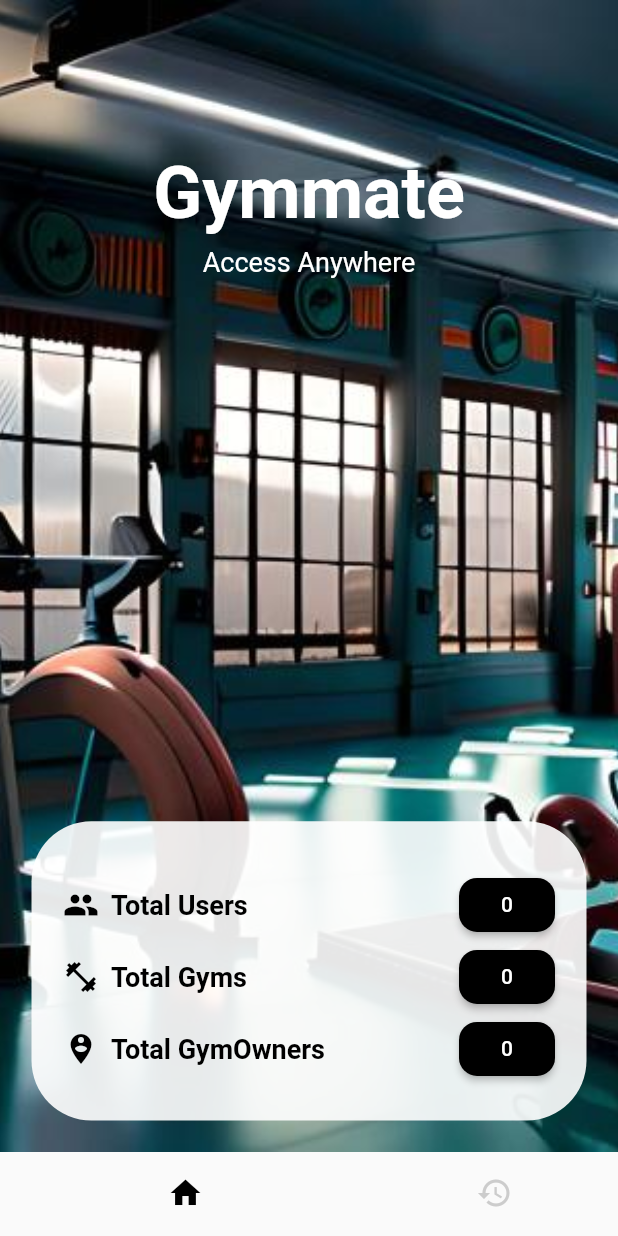
After one commit to Utkarsh277001/Flutter-Projects, a Flutter app: the SuperAdminMainPage screen opened directly, on a phone screen of 412 x 824 dp. The commit adds this screen. Run offline on Flutter 3.47's test engine with Material 2 defaults, Android fonts, the light colour scheme and no system bars; our stand-ins replace awesome_dialog, flutter_dotenv, flutter_easyloading, flutter_vector_icons, fluttertoast, form_field_validator and 5 more; missing offline and left inert: dart:ffi, email_otp, razorpay_flutter; accounts and stored records are empty; network calls fail; project files that could hold a hidden picture were left out.

Commit message:
asteek 3rd commit

```diff
--- /dev/null
+++ b/ai_rdio/lib/RootAdmin/admin-home.dart
@@ -0,0 +1,193 @@
+import 'package:flutter/material.dart';
+import 'dart:convert';
+import 'package:http/http.dart' as http;
+
+import '../Utils/Constant.dart';
+
+class SuperAdminHomePage extends StatefulWidget {
+  @override
+  _SuperAdminHomePageState createState() => _SuperAdminHomePageState();
+}
+
+class _SuperAdminHomePageState extends State<SuperAdminHomePage> {
+  int _totalGyms = 0;
+  int _users = 0;
+  int _totalGymOwners = 0;
+
+  @override
+  void initState() {
+    super.initState();
+    loadData();
+  }
+
+  Future<void> loadData() async {
+    final response = await http.get(Uri.parse('${Constant.url}/getStats'));
+    final data = jsonDecode(response.body);
+    print("Api called");
+    setState(() {
+      print("Setstate");
+      _totalGyms = data['totalGyms'];
+      _users = data['totalUsers'];
+      _totalGymOwners = data['totalGymOwners'];
+    });
+  }
+
+  @override
+  Widget build(BuildContext context) {
+    return Scaffold(
+      body: Stack(
+        children: [
+          Container(
+            decoration: BoxDecoration(
+              image: DecorationImage(
+                image: AssetImage('assets/images/Gym-15.jpg'),
+                fit: BoxFit.cover,
+              ),
+            ),
+          ),
+          Column(
+            crossAxisAlignment: CrossAxisAlignment.center,
+            children: [
+              SizedBox(height: 100),
+              Text(
+                'Gymmate',
+                style: TextStyle(
+                  fontSize: 48,
+                  fontWeight: FontWeight.bold,
+                  color: Colors.white,
+                ),
+              ),
+              SizedBox(height: 8),
+              Text(
+                'Access Anywhere',
+                style: TextStyle(
+                  fontSize: 18,
+                  fontWeight: FontWeight.normal,
+                  color: Colors.white,
+                ),
+              ),
+              Spacer(),
+              // Spacer(),
+              SizedBox(height: 100),
+              Expanded(
+                child: Container(
+                  width: double.infinity,
+                  margin: const EdgeInsets.all(21.0),
+                  decoration: BoxDecoration(
+                    color: Colors.white.withOpacity(0.9),
+                    borderRadius: BorderRadius.circular(40),
+                  ),
+                  child: Padding(
+                    padding: const EdgeInsets.symmetric(
+                        vertical: 0, horizontal: 21.0),
+                    child: Column(
+                      crossAxisAlignment: CrossAxisAlignment.start,
+                      mainAxisAlignment: MainAxisAlignment.center,
+                      children: [
+                        SizedBox(height: 8),
+                        Row(
+                          mainAxisAlignment: MainAxisAlignment.spaceBetween,
+                          children: [
+                            Row(
+                              children: [
+                                Icon(Icons.people, color: Colors.black),
+                                SizedBox(width: 8),
+                                Text(
+                                  'Total Users',
+                                  style: TextStyle(
+                                    fontSize: 18,
+                                    fontWeight: FontWeight.w700,
+                                    color: Colors.black,
+                                  ),
+                                ),
+                              ],
+                            ),
+                            ElevatedButton(
+                              style: ElevatedButton.styleFrom(
+                                backgroundColor: Colors.black,
+                                shape: RoundedRectangleBorder(
+                                  borderRadius: BorderRadius.circular(12.0),
+                                ),
+                              ),
+                              onPressed: () {
+                                // handle button press
+                              },
+                              child: Text('$_users'),
+                            ),
+                          ],
+                        ),
+                        Row(
+                          mainAxisAlignment: MainAxisAlignment.spaceBetween,
+                          children: [
+                            Row(
+                              children: [
+                                Icon(Icons.fitness_center, color: Colors.black),
+                                SizedBox(width: 8),
+                                Text(
+                                  'Total Gyms',
+                                  style: TextStyle(
+                                    fontSize: 18,
+                                    fontWeight: FontWeight.w700,
+                                    color: Colors.black,
+                                  ),
+                                ),
+                              ],
+                            ),
+                            ElevatedButton(
+                              style: ElevatedButton.styleFrom(
+                                backgroundColor: Colors.black,
+                                shape: RoundedRectangleBorder(
+                                  borderRadius: BorderRadius.circular(12.0),
+                                ),
+                              ),
+                              onPressed: () {
+                                // handle button press
+                              },
+                              child: Text('$_totalGyms'),
+                            ),
+                          ],
+                        ),
+                        Row(
+                          mainAxisAlignment: MainAxisAlignment.spaceBetween,
+                          children: [
+                            Row(
+                              children: [
+                                Icon(Icons.person_pin_circle,
+                                    color: Colors.black),
+                                SizedBox(width: 8),
+                                Text(
+                                  'Total GymOwners',
+                                  style: TextStyle(
+                                    fontSize: 18,
+                                    fontWeight: FontWeight.w700,
+                                    color: Colors.black,
+                                  ),
+                                ),
+                              ],
+                            ),
+                            ElevatedButton(
+                              style: ElevatedButton.styleFrom(
+                                backgroundColor: Colors.black,
+                                shape: RoundedRectangleBorder(
+                                  borderRadius: BorderRadius.circular(12.0),
+                                ),
+                              ),
+                              onPressed: () {
+                                // handle button press
+                              },
+                              child: Text('$_totalGymOwners'),
+                            ),
+                          ],
+                        ),
+                      ],
+                    ),
+                  ),
+                ),
+              ),
+            ],
+          ),
+        ],
+      ),
+    );
+  }
+}
--- /dev/null
+++ b/ai_rdio/lib/RootAdmin/admin-main.dart
@@ -0,0 +1,59 @@
+import 'package:ai_rdio/navbar/chat_screen.dart';
+import 'package:flutter/material.dart';
+import 'package:flutter/src/widgets/framework.dart';
+import 'package:flutter/src/widgets/placeholder.dart';
+import 'package:ai_rdio/navbar/chat_screen.dart';
+import 'package:ai_rdio/navbar/search_page.dart';
+import 'package:velocity_x/velocity_x.dart';
+
+import '../Exercise/started.dart';
+
+// import 'chat_screen.dart';
+import 'admin-home.dart';
+
+class SuperAdminMainPage extends StatefulWidget {
+  const SuperAdminMainPage({super.key});
+
+  @override
+  State<SuperAdminMainPage> createState() => _SuperAdminMainPageState();
+}
+
+class _SuperAdminMainPageState extends State<SuperAdminMainPage> {
+  List pages = [
+    SuperAdminHomePage(),
+    // AdminHomePage(),
+    // OwnerHistoryPage(),
+    // GetStarted(),
+    // OwnerProfilePage(),
+  ];
+  int currentIndex = 0;
+  void onTap(int index) {
+    setState(() {
+      currentIndex = index;
+    });
+  }
+
+  @override
+  Widget build(BuildContext context) {
+    return Scaffold(
+      body: pages[currentIndex],
+      bottomNavigationBar: BottomNavigationBar(
+          unselectedFontSize: 0,
+          selectedFontSize: 0,
+          type: BottomNavigationBarType.shifting,
+          onTap: onTap,
+          currentIndex: currentIndex,
+          selectedItemColor: Colors.black,
+          unselectedItemColor: Colors.grey.withOpacity(0.5),
+          showUnselectedLabels: false,
+          showSelectedLabels: false,
+          elevation: 0,
+          items: [
+            BottomNavigationBarItem(label: "Home", icon: Icon(Icons.home)),
+            BottomNavigationBarItem(label: "Bar", icon: Icon(Icons.history)),
+            // BottomNavigationBarItem(label: "Search", icon: Icon(Icons.explore)),
+            // BottomNavigationBarItem(label: "My", icon: Icon(Icons.person)),
+          ]),
+    );
+  }
+}
--- a/ai_rdio/lib/navbar/NavBar.dart
+++ b/ai_rdio/lib/navbar/NavBar.dart
@@ -5,6 +5,8 @@ import 'package:flutter/material.dart';
 import 'package:flutter_easyloading/flutter_easyloading.dart';
 import 'package:shared_preferences/shared_preferences.dart';
 
+import '../RootAdmin/admin-home.dart';
+import '../RootAdmin/admin-main.dart';
 import '../screen/RegLoginUi.dart';
 import '../screen/user-choice.dart';
 import 'about.dart';
@@ -164,11 +166,16 @@ class _NavBarState extends State<NavBar> {
           //     print("share");
           //   },
           // ),
-          // ListTile(
-          //   leading: Icon(Icons.notifications),
-          //   title: Text('Notifications'),
-          //   onTap: () => print('notifications'),
-          // ),
+          ListTile(
+            leading: Icon(Icons.admin_panel_settings_sharp),
+            title: Text('admin panel'),
+            onTap: () {
+              Navigator.push(
+                context,
+                MaterialPageRoute(builder: (context) => SuperAdminMainPage()),
+              );
+            },
+          ),
           // ListTile(
           //   leading: Icon(Icons.settings),
           //   title: Text('Settings'),
```
Also changed, not shown: 1 other file.
